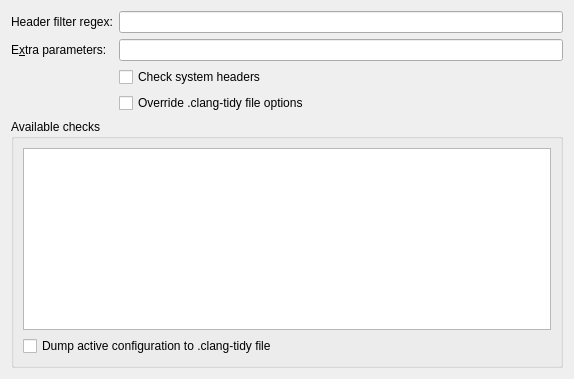
Above: src/config/perprojectconfig.ui from KDE/kdevelop before the change. Below: the same form after it.
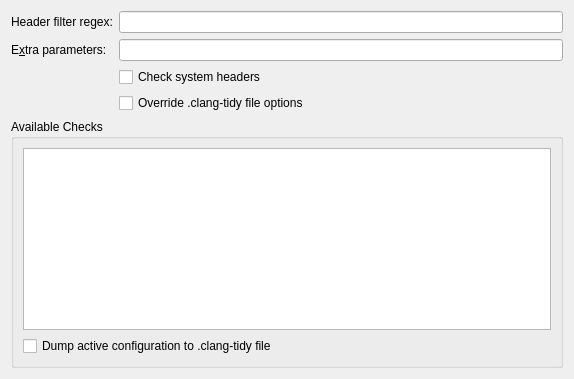
That is the form after the change.

Commit message: Use Title Capitalization for group box label

```diff
--- a/src/config/perprojectconfig.ui
+++ b/src/config/perprojectconfig.ui
@@ -66,7 +66,7 @@
       <string>Enable additional checks</string>
      </property>
      <property name="title">
-      <string>Available checks </string>
+      <string>Available Checks</string>
      </property>
      <layout class="QGridLayout" name="gridLayout">
       <item row="0" column="0">
```
